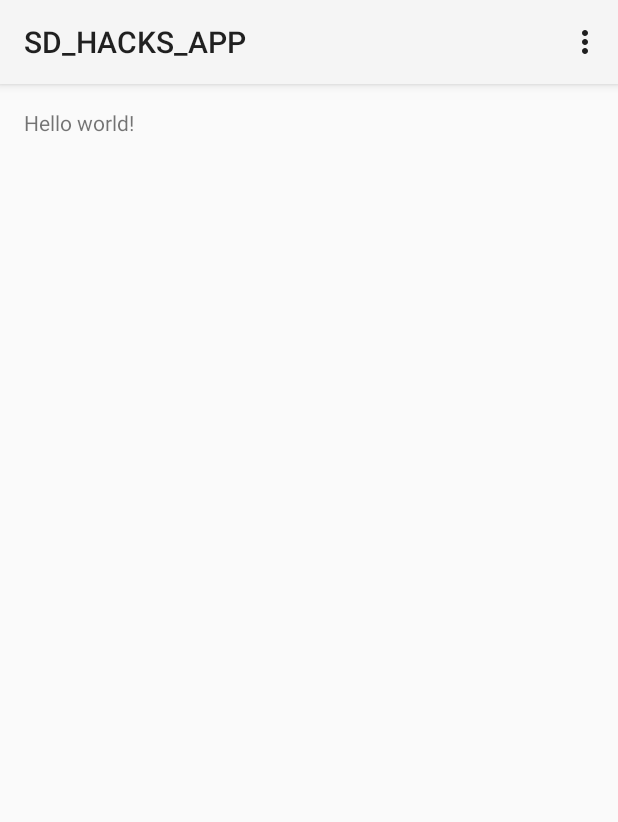
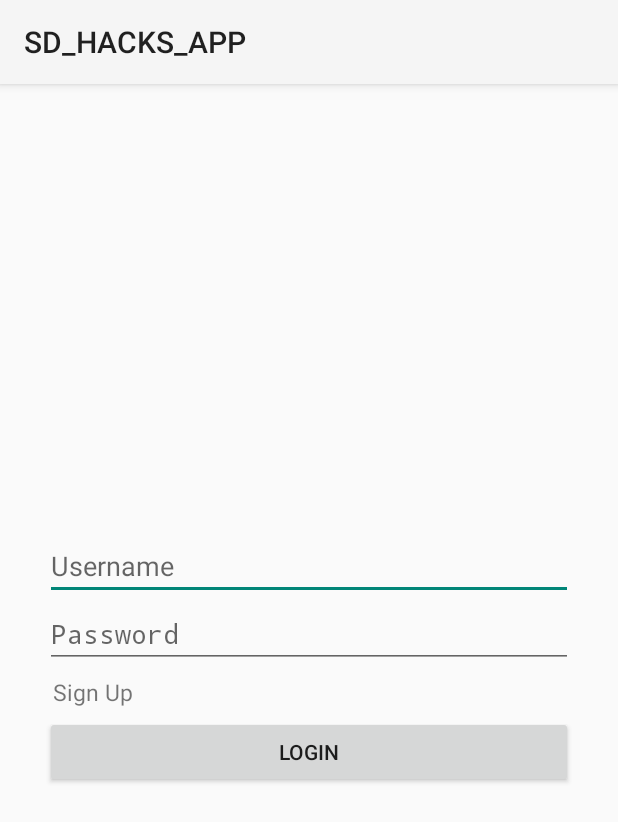
Before and after one commit to TrueFiction/SD_HACKS, an Android app: the screen it shows after launch (MainActivity before the commit, LoginActivity after it), on a phone screen of 412 x 824 dp. Shown: the top 822 px of the screen. Run offline under Robolectric (Android 15) with nearby library versions, the phone set to English and light mode, and no system bars.

Commit message:
added login capability

```diff
--- a/app/src/main/AndroidManifest.xml
+++ b/app/src/main/AndroidManifest.xml
@@ -11,7 +11,7 @@
         android:label="@string/app_name"
         android:theme="@style/AppTheme" >
         <activity
-            android:name=".MainActivity"
+            android:name=".LoginActivity"
             android:label="@string/app_name" >
             <intent-filter>
                 <action android:name="android.intent.action.MAIN" />
--- /dev/null
+++ b/app/src/main/java/com/hacks/sd_hacks_app/LoginActivity.java
@@ -0,0 +1,90 @@
+package com.hacks.sd_hacks_app;
+
+import android.app.Activity;
+import android.content.Intent;
+import android.os.Bundle;
+import android.view.Menu;
+import android.view.MenuItem;
+import android.view.View;
+import android.widget.EditText;
+import android.widget.Toast;
+
+import com.parse.LogInCallback;
+import com.parse.Parse;
+import com.parse.ParseUser;
+import com.parse.SignUpCallback;
+
+import java.text.ParseException;
+
+
+public class LoginActivity extends Activity {
+
+    @Override
+    protected void onCreate(Bundle savedInstanceState) {
+        super.onCreate(savedInstanceState);
+
+        setContentView(R.layout.activity_main);
+
+        // Enable Local Datastore.
+        Parse.enableLocalDatastore(this);
+
+        Parse.initialize(this, "9XzfZnNjmZO8fxlYnkeuNkz7Md6TSdTtjNUVwbdM", "9TYeFAEhQ9YHKsMxF6DjXfis6A3ootSlvCLVzNro");
+
+        createUser();
+    }
+
+    /* creates parse user */
+    protected void createUser () {
+        ParseUser user = new ParseUser();
+        user.setUsername("my name");
+        user.setPassword("my pass");
+        user.setEmail("email@example.com");
+
+        // other fields can be set just like with ParseObject
+        //user.put("phone", "650-253-0000");
+
+        user.signUpInBackground();
+    }
+
+    public void sendToSignUp (View v) {
+        // send the user to the sign up page
+        /*Intent signUpIntent = new Intent(this, SignUpActivity.class);
+        startActivity(signUpIntent);*/
+    }
+
+    public void loginUser (View v) {
+        //get the username that the user has entered
+        EditText usernameField = (EditText) findViewById(R.id.username_enter);
+        String usernameContents = usernameField.getText().toString();
+
+        //get the password that the user has entered
+        EditText passwordField = (EditText) findViewById(R.id.password_enter);
+        String passwordContents = passwordField.getText().toString();
+
+        ParseUser.logInInBackground(usernameContents, passwordContents,
+                new LogInCallback() {
+                    @Override
+                    public void done(ParseUser parseUser, com.parse.ParseException e) {
+                        if (parseUser != null) {
+                            //Send user to the main application screen, HomeActivity
+                            /*Intent homeIntent = new Intent(this, HomeActivity.class);
+                            startActivity(homeIntent);*/
+                        } else {
+                            Toast.makeText(getApplicationContext(),
+                                    getString(R.string.login_error),
+                                    Toast.LENGTH_SHORT).show();
+                            // Login failed. Look at ParseException for error.
+                        }
+                    }
+                });
+    }
+
+    /** Exit the application and leave the application running as a process*/
+    /*@Override
+    public void onBackPressed() {
+        //exit the application
+        IntentFactory.exitApplication(this);
+        //close this activity
+        finish();
+    }*/
+}
--- a/app/src/main/res/layout/activity_main.xml
+++ b/app/src/main/res/layout/activity_main.xml
@@ -1,11 +1,74 @@
+<?xml version="1.0" encoding="utf-8"?>
+
 <RelativeLayout xmlns:android="http://schemas.android.com/apk/res/android"
-    xmlns:tools="http://schemas.android.com/tools" android:layout_width="match_parent"
-    android:layout_height="match_parent" android:paddingLeft="@dimen/activity_horizontal_margin"
-    android:paddingRight="@dimen/activity_horizontal_margin"
-    android:paddingTop="@dimen/activity_vertical_margin"
-    android:paddingBottom="@dimen/activity_vertical_margin" tools:context=".MainActivity">
+    xmlns:tools="http://schemas.android.com/tools"
+    android:layout_width="match_parent"
+    android:layout_height="match_parent"
+    tools:context=".MainActivity"
+    >
 
-    <TextView android:text="@string/hello_world" android:layout_width="wrap_content"
-        android:layout_height="wrap_content" />
+
+
+    <LinearLayout
+        android:orientation="vertical"
+        android:layout_width="match_parent"
+        android:layout_height="wrap_content"
+        android:padding="10dp"
+        android:id="@+id/linearLayout"
+        android:layout_centerVertical="true"
+        android:layout_alignParentRight="true"
+        android:layout_alignParentEnd="true"
+        android:layout_margin="20dp">
+
+
+        <EditText
+            android:id="@+id/username_enter"
+            android:layout_width="match_parent"
+            android:layout_height="wrap_content"
+            android:hint="@string/username_hint"
+            android:inputType="text"
+            />
+
+        <EditText
+            android:id="@+id/password_enter"
+            android:layout_width="match_parent"
+            android:layout_height="wrap_content"
+            android:hint="@string/password_hint"
+            android:inputType="textPassword"
+            />
+
+        <TextView
+            android:id="@+id/signupButton"
+            android:layout_width="wrap_content"
+            android:layout_height="wrap_content"
+            android:text="@string/signup"
+            android:textSize="15sp"
+            android:onClick="sendToSignUp"
+            android:layout_margin="5dp"
+            android:clickable="true"/>
+
+        <!--TextView
+            android:id="@+id/reset_password"
+            android:layout_width="match_parent"
+            android:layout_height="wrap_content"
+            android:text="@string/reset_password"
+            android:textSize="15sp"
+            android:onClick="sendToResetPassword"
+            android:clickable="true"
+            android:layout_margin="5dp"
+            /-->
+
+        <Button
+            android:id="@+id/submitButton"
+            android:layout_height="wrap_content"
+            android:layout_width="match_parent"
+            android:text="@string/login"
+            android:onClick="loginUser"
+            />
+
+
+    </LinearLayout>
+
+
 
 </RelativeLayout>
--- a/app/src/main/res/values/strings.xml
+++ b/app/src/main/res/values/strings.xml
@@ -3,4 +3,9 @@
 
     <string name="hello_world">Hello world!</string>
     <string name="action_settings">Settings</string>
+    <string name="login_error">There was an error logging in, please try again.</string>
+    <string name="username_hint">Username</string>
+    <string name="password_hint">Password</string>
+    <string name="signup">Sign Up</string>
+    <string name="login">Login</string>
 </resources>
```
